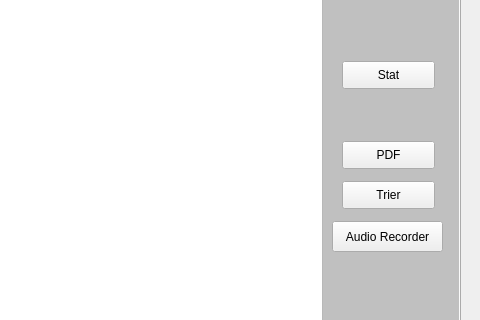
The window that mainwindow.ui (haithem000/Smart_Court_2A39) describes before a commit, drawn with Qt 5; both pictures show x 770 to 1250 and y 132 to 452 of the 1250 by 622 pixel window.
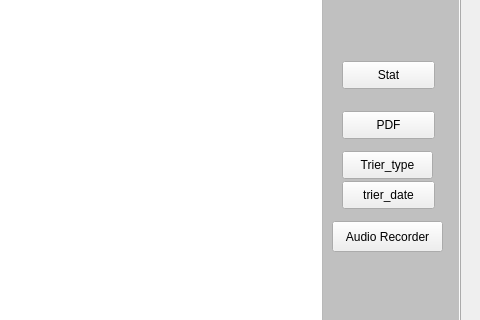
The same window after the commit. Icons and pictures are not drawn.

```diff
--- a/mainwindow.ui
+++ b/mainwindow.ui
@@ -116,7 +116,7 @@
        <string>recherche</string>
       </property>
      </widget>
-     <widget class="QPushButton" name="trier">
+     <widget class="QPushButton" name="trier_date">
       <property name="geometry">
        <rect>
         <x>810</x>
@@ -126,14 +126,14 @@
        </rect>
       </property>
       <property name="text">
-       <string>Trier</string>
+       <string>trier_date</string>
       </property>
      </widget>
      <widget class="QPushButton" name="PDF">
       <property name="geometry">
        <rect>
         <x>810</x>
-        <y>230</y>
+        <y>200</y>
         <width>93</width>
         <height>28</height>
        </rect>
@@ -184,17 +184,31 @@
        <bool>true</bool>
       </property>
      </widget>
+     <widget class="QPushButton" name="trier_type">
+      <property name="geometry">
+       <rect>
+        <x>810</x>
+        <y>240</y>
+        <width>91</width>
+        <height>28</height>
+       </rect>
+      </property>
+      <property name="text">
+       <string>Trier_type</string>
+      </property>
+     </widget>
      <zorder>textBrowser_2</zorder>
      <zorder>label_13</zorder>
      <zorder>tab_affaire</zorder>
      <zorder>line_5</zorder>
      <zorder>line_6</zorder>
      <zorder>rechercher</zorder>
-     <zorder>trier</zorder>
+     <zorder>trier_date</zorder>
      <zorder>PDF</zorder>
      <zorder>recordButton</zorder>
      <zorder>pb_stat</zorder>
      <zorder>le_Rechercher</zorder>
+     <zorder>trier_type</zorder>
     </widget>
     <widget class="QWidget" name="tab_2">
      <attribute name="title">
```
